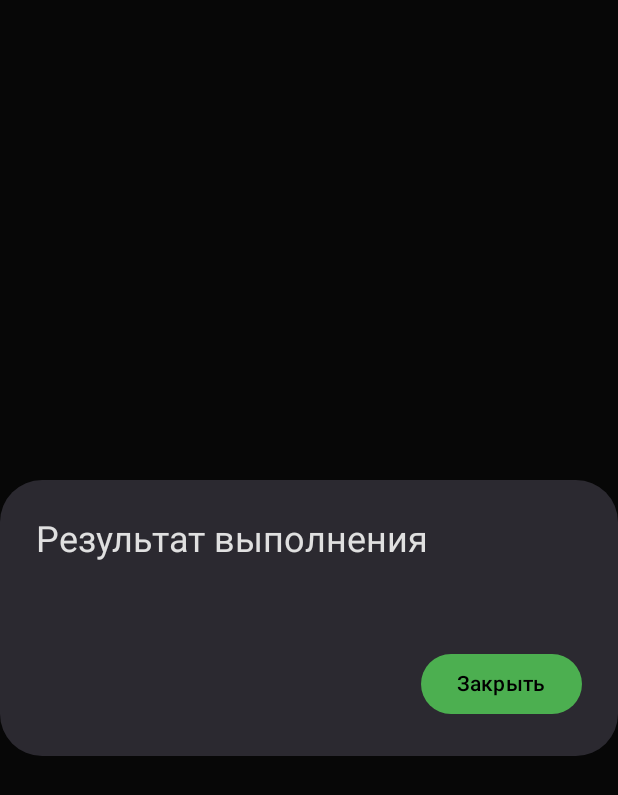
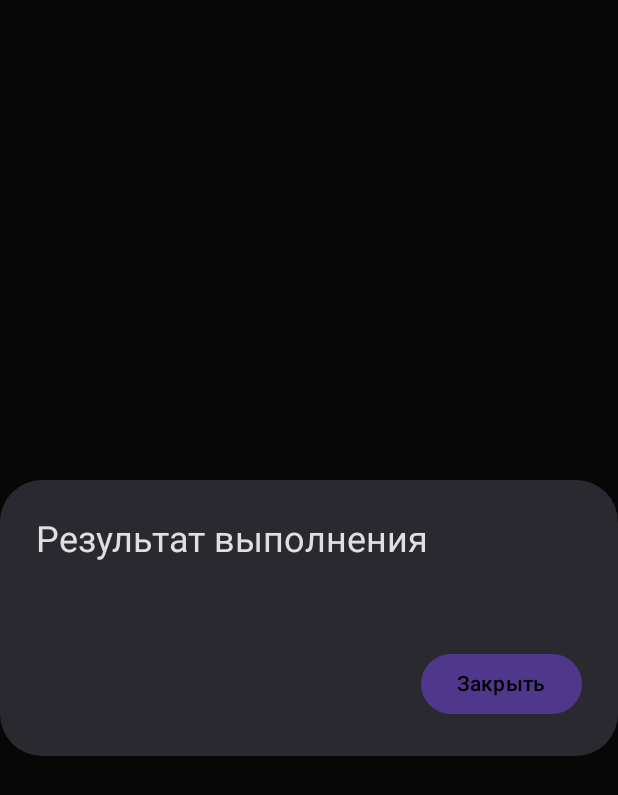
Before and after one commit to g1g942j/Code-Block, an Android app built with Jetpack Compose: the composable OutputDialog called with empty values, on a phone screen of 412 x 824 dp. Shown: the top 795 px of the screen. Run offline under Robolectric (Android 15) with nearby library versions, the phone set to English and light mode, and no system bars.

Commit message:
implemented error mapping in the algorithm

```diff
--- a/app/src/main/java/com/example/code_block/ui/DropArea.kt
+++ b/app/src/main/java/com/example/code_block/ui/DropArea.kt
@@ -24,7 +24,8 @@ fun DropArea(
     onBlockChanged: (Int, String) -> Unit,
     onBlockRemoved: (Int) -> Unit,
     onBlockMoved: (Int, Int) -> Unit,
-    onClear: () -> Unit
+    onClear: () -> Unit,
+    errorIndices: List<Int>
 ) {
     val listState = rememberLazyListState()
     var draggedItem by remember { mutableStateOf<Int?>(null) }
@@ -72,6 +73,7 @@ fun DropArea(
                         text = block,
                         index = index,
                         nestingLevel = nestingLevels[index],
+                        hasError = errorIndices.contains(index),
                         onBlockChanged = onBlockChanged,
                         onBlockRemoved = onBlockRemoved,
                         modifier = Modifier
--- a/app/src/main/java/com/example/code_block/ui/OutputDialog.kt
+++ b/app/src/main/java/com/example/code_block/ui/OutputDialog.kt
@@ -7,12 +7,18 @@ import androidx.compose.material3.*
 import androidx.compose.runtime.Composable
 import androidx.compose.ui.Modifier
 import androidx.compose.ui.unit.dp
+import androidx.compose.ui.text.style.TextAlign
 
 @Composable
 fun OutputDialog(output: String, onDismiss: () -> Unit) {
+    val isError = output.startsWith("--- ОШИБКИ ---") ||
+            output.contains("Исправьте ошибки")
+
     AlertDialog(
         onDismissRequest = onDismiss,
-        title = { Text("Результат выполнения") },
+        title = {
+            Text(if (isError) "Обнаружены ошибки" else "Результат выполнения")
+        },
         text = {
             Column(
                 modifier = Modifier
@@ -20,11 +26,23 @@ fun OutputDialog(output: String, onDismiss: () -> Unit) {
                     .heightIn(max = 400.dp)
                     .verticalScroll(rememberScrollState())
             ) {
-                Text(output, style = MaterialTheme.typography.bodyMedium)
+                Text(
+                    text = output,
+                    style = MaterialTheme.typography.bodyMedium,
+                    color = if (isError) MaterialTheme.colorScheme.error
+                    else MaterialTheme.colorScheme.onSurface,
+                    textAlign = if (isError) TextAlign.Start else TextAlign.Left
+                )
             }
         },
         confirmButton = {
-            Button(onClick = onDismiss) {
+            Button(
+                onClick = onDismiss,
+                colors = ButtonDefaults.buttonColors(
+                    containerColor = if (isError) MaterialTheme.colorScheme.errorContainer
+                    else MaterialTheme.colorScheme.primaryContainer
+                )
+            ) {
                 Text("Закрыть")
             }
         }
```
Also changed, not shown: app/src/main/java/com/example/code_block/ui/BlockItem.kt (+17 -34 lines), app/src/main/java/com/example/code_block/ui/CodeInterpreter.kt (+34 -0 lines), app/src/main/java/com/example/code_block/ui/MainScreen.kt (+16 -5 lines), app/src/main/java/com/example/code_block/ui/SideMenu.kt (+33 -21 lines).
